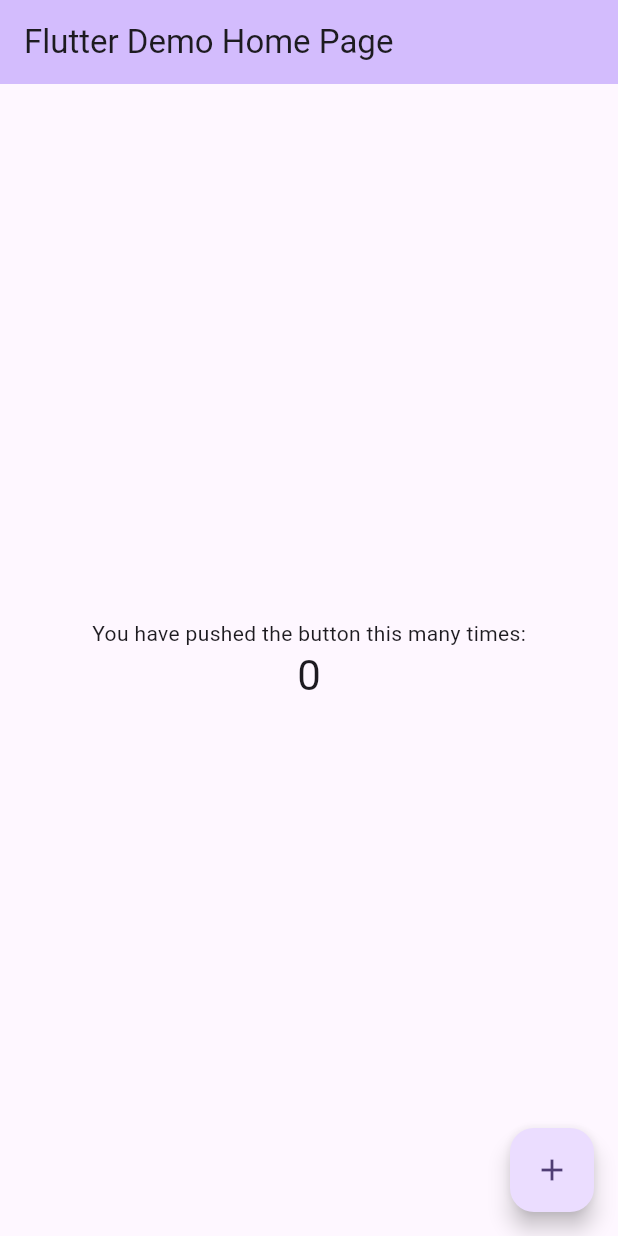
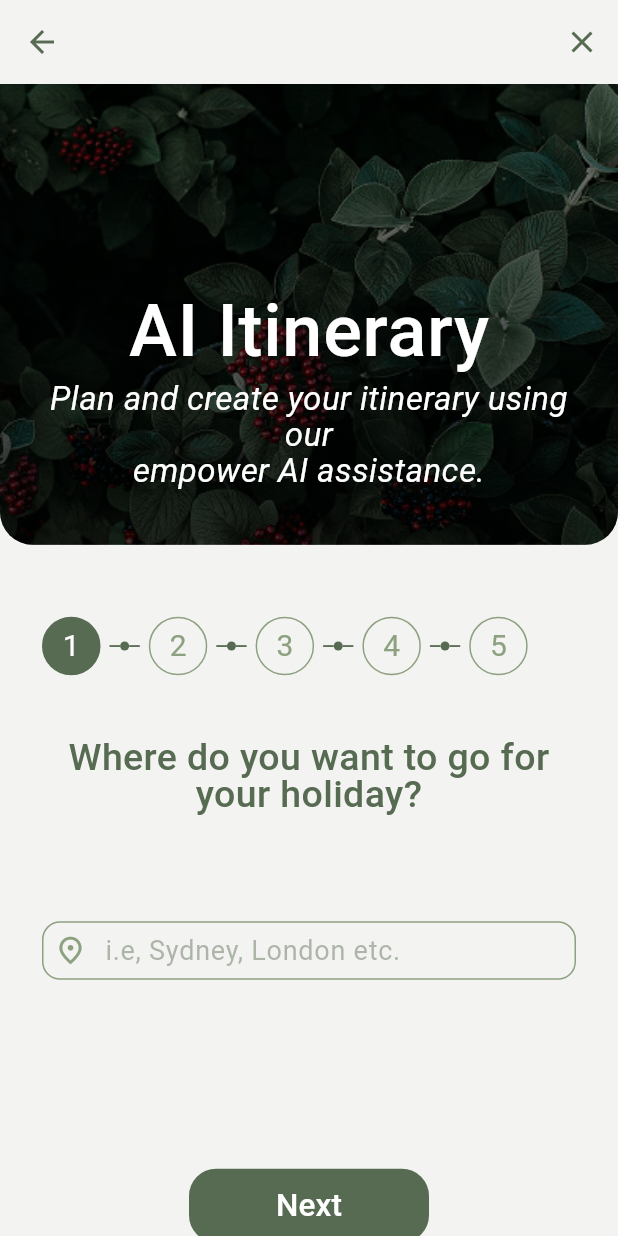
Before and after one commit to sujesh24/SmartTrip-AI, a Flutter app: the screen it shows after launch, on a phone screen of 412 x 824 dp. Run offline on Flutter 3.47's test engine with Material 3 defaults, Android fonts, the phone set to English and light mode, and no system bars.

Commit message:
screen 1 added

```diff
--- /dev/null
+++ b/lib/core/common/app_assets.dart
@@ -0,0 +1,5 @@
+class AppAssets {
+  const AppAssets._();
+
+  static const String itineraryHeader = 'asset/images/HeaderCard.png';
+}
--- /dev/null
+++ b/lib/core/common/app_colors.dart
@@ -0,0 +1,9 @@
+import 'package:flutter/material.dart';
+
+class AppColors {
+  const AppColors._();
+
+  static const Color primaryGreen = Color(0xFF576A52);
+  static const Color lightBackground = Color(0xFFF3F3F1);
+  static const Color borderGreen = Color(0xFF8DA180);
+}
--- /dev/null
+++ b/lib/core/common/app_strings.dart
@@ -0,0 +1,7 @@
+class AppStrings {
+  const AppStrings._();
+
+  static const String itineraryTitle = 'AI Itinerary';
+  static const String itinerarySubtitle =
+      'Plan and create your itinerary using our\nempower AI assistance.';
+}
--- a/lib/main.dart
+++ b/lib/main.dart
@@ -1,4 +1,5 @@
 import 'package:flutter/material.dart';
+import 'package:smarttrip_ai/presentation/screen/itinerary_one.dart';
 
 void main() {
   runApp(const MyApp());
@@ -7,116 +8,8 @@ void main() {
 class MyApp extends StatelessWidget {
   const MyApp({super.key});
 
-  // This widget is the root of your application.
   @override
   Widget build(BuildContext context) {
-    return MaterialApp(
-      title: 'Flutter Demo',
-      theme: ThemeData(
-        // This is the theme of your application.
-        //
-        // TRY THIS: Try running your application with "flutter run". You'll see
-        // the application has a purple toolbar. Then, without quitting the app,
-        // try changing the seedColor in the colorScheme below to Colors.green
-        // and then invoke "hot reload" (save your changes or press the "hot
-        // reload" button in a Flutter-supported IDE, or press "r" if you used
-        // the command line to start the app).
-        //
-        // Notice that the counter didn't reset back to zero; the application
-        // state is not lost during the reload. To reset the state, use hot
-        // restart instead.
-        //
-        // This works for code too, not just values: Most code changes can be
-        // tested with just a hot reload.
-        colorScheme: ColorScheme.fromSeed(seedColor: Colors.deepPurple),
-      ),
-      home: const MyHomePage(title: 'Flutter Demo Home Page'),
-    );
+    return MaterialApp(title: 'SmartTrip AI', home: const ItineraryOne());
   }
 }
-
-class MyHomePage extends StatefulWidget {
-  const MyHomePage({super.key, required this.title});
-
-  // This widget is the home page of your application. It is stateful, meaning
-  // that it has a State object (defined below) that contains fields that affect
-  // how it looks.
-
-  // This class is the configuration for the state. It holds the values (in this
-  // case the title) provided by the parent (in this case the App widget) and
-  // used by the build method of the State. Fields in a Widget subclass are
-  // always marked "final".
-
-  final String title;
-
-  @override
-  State<MyHomePage> createState() => _MyHomePageState();
-}
-
-class _MyHomePageState extends State<MyHomePage> {
-  int _counter = 0;
-
-  void _incrementCounter() {
-    setState(() {
-      // This call to setState tells the Flutter framework that something has
-      // changed in this State, which causes it to rerun the build method below
-      // so that the display can reflect the updated values. If we changed
-      // _counter without calling setState(), then the build method would not be
-      // called again, and so nothing would appear to happen.
-      _counter++;
-    });
-  }
-
-  @override
-  Widget build(BuildContext context) {
-    // This method is rerun every time setState is called, for instance as done
-    // by the _incrementCounter method above.
-    //
-    // The Flutter framework has been optimized to make rerunning build methods
-    // fast, so that you can just rebuild anything that needs updating rather
-    // than having to individually change instances of widgets.
-    return Scaffold(
-      appBar: AppBar(
-        // TRY THIS: Try changing the color here to a specific color (to
-        // Colors.amber, perhaps?) and trigger a hot reload to see the AppBar
-        // change color while the other colors stay the same.
-        backgroundColor: Theme.of(context).colorScheme.inversePrimary,
-        // Here we take the value from the MyHomePage object that was created by
-        // the App.build method, and use it to set our appbar title.
-        title: Text(widget.title),
-      ),
-      body: Center(
-        // Center is a layout widget. It takes a single child and positions it
-        // in the middle of the parent.
-        child: Column(
-          // Column is also a layout widget. It takes a list of children and
-          // arranges them vertically. By default, it sizes itself to fit its
-          // children horizontally, and tries to be as tall as its parent.
-          //
-          // Column has various properties to control how it sizes itself and
-          // how it positions its children. Here we use mainAxisAlignment to
-          // center the children vertically; the main axis here is the vertical
-          // axis because Columns are vertical (the cross axis would be
-          // horizontal).
-          //
-          // TRY THIS: Invoke "debug painting" (choose the "Toggle Debug Paint"
-          // action in the IDE, or press "p" in the console), to see the
-          // wireframe for each widget.
-          mainAxisAlignment: MainAxisAlignment.center,
-          children: <Widget>[
-            const Text('You have pushed the button this many times:'),
-            Text(
-              '$_counter',
-              style: Theme.of(context).textTheme.headlineMedium,
-            ),
-          ],
-        ),
-      ),
-      floatingActionButton: FloatingActionButton(
-        onPressed: _incrementCounter,
-        tooltip: 'Increment',
-        child: const Icon(Icons.add),
-      ), // This trailing comma makes auto-formatting nicer for build methods.
-    );
-  }
-}
--- /dev/null
+++ b/lib/presentation/screen/itinerary_one.dart
@@ -0,0 +1,189 @@
+import 'package:flutter/material.dart';
+import 'package:smarttrip_ai/core/common/app_colors.dart';
+import 'package:smarttrip_ai/presentation/widget/itinerary_header.dart';
+import 'package:smarttrip_ai/presentation/widget/itinerary_step_indicator.dart';
+
+class ItineraryOne extends StatefulWidget {
+  const ItineraryOne({super.key});
+
+  @override
+  State<ItineraryOne> createState() => _ItineraryOneState();
+}
+
+class _ItineraryOneState extends State<ItineraryOne> {
+  final TextEditingController _destinationController = TextEditingController();
+
+  @override
+  void dispose() {
+    _destinationController.dispose();
+    super.dispose();
+  }
+
+  @override
+  Widget build(BuildContext context) {
+    return Scaffold(
+      backgroundColor: AppColors.lightBackground,
+      appBar: AppBar(
+        backgroundColor: AppColors.lightBackground,
+        elevation: 0,
+        automaticallyImplyLeading: false,
+        leading: IconButton(
+          onPressed: () {
+            if (Navigator.canPop(context)) {
+              Navigator.pop(context);
+            }
+          },
+          icon: const Icon(Icons.arrow_back, color: AppColors.primaryGreen),
+        ),
+        actions: <Widget>[
+          IconButton(
+            onPressed: () {},
+            icon: const Icon(Icons.close, color: AppColors.primaryGreen),
+          ),
+        ],
+      ),
+      body: Column(
+        children: <Widget>[
+          Expanded(flex: 40, child: const ItineraryHeader()),
+          Expanded(
+            flex: 60,
+            child: Padding(
+              padding: const EdgeInsets.symmetric(horizontal: 28),
+              child: SingleChildScrollView(
+                keyboardDismissBehavior:
+                    ScrollViewKeyboardDismissBehavior.onDrag,
+                padding: EdgeInsets.only(
+                  bottom: MediaQuery.of(context).viewInsets.bottom + 16,
+                ),
+                child: _ItineraryBody(
+                  destinationController: _destinationController,
+                ),
+              ),
+            ),
+          ),
+        ],
+      ),
+    );
+  }
+}
+
+class _ItineraryBody extends StatelessWidget {
+  const _ItineraryBody({required this.destinationController});
+
+  final TextEditingController destinationController;
+
+  @override
+  Widget build(BuildContext context) {
+    return Column(
+      children: <Widget>[
+        const SizedBox(height: 48),
+        const ItineraryStepIndicator(activeStep: 1),
+        const SizedBox(height: 42),
+        const _HolidayQuestion(),
+        const SizedBox(height: 72),
+        _DestinationInputField(controller: destinationController),
+        const SizedBox(height: 120),
+        const _NextButton(),
+        const SizedBox(height: 34),
+      ],
+    );
+  }
+}
+
+class _HolidayQuestion extends StatelessWidget {
+  const _HolidayQuestion();
+
+  @override
+  Widget build(BuildContext context) {
+    return const Text(
+      'Where do you want to go for\nyour holiday?',
+      textAlign: TextAlign.center,
+      style: TextStyle(
+        color: AppColors.primaryGreen,
+        fontSize: 25,
+        fontWeight: FontWeight.w500,
+        height: 1,
+      ),
+    );
+  }
+}
+
+class _DestinationInputField extends StatelessWidget {
+  const _DestinationInputField({required this.controller});
+
+  final TextEditingController controller;
+
+  @override
+  Widget build(BuildContext context) {
+    return SizedBox(
+      height: 45,
+      child: TextField(
+        controller: controller,
+        textAlignVertical: TextAlignVertical.center,
+        style: const TextStyle(color: AppColors.primaryGreen, fontSize: 18),
+        decoration: InputDecoration(
+          isDense: true,
+          hintText: 'i.e, Sydney, London etc.',
+          hintStyle: TextStyle(
+            color: AppColors.primaryGreen.withValues(alpha: 0.45),
+            fontSize: 18,
+          ),
+          prefixIcon: const Icon(
+            Icons.place_outlined,
+            color: AppColors.borderGreen,
+            size: 22,
+          ),
+          prefixIconConstraints: const BoxConstraints(
+            minWidth: 38,
+            minHeight: 39,
+          ),
+          contentPadding: const EdgeInsets.symmetric(
+            horizontal: 12,
+            vertical: 0,
+          ),
+          enabledBorder: OutlineInputBorder(
+            borderRadius: BorderRadius.circular(12),
+            borderSide: const BorderSide(color: AppColors.borderGreen),
+          ),
+          focusedBorder: OutlineInputBorder(
+            borderRadius: BorderRadius.circular(12),
+            borderSide: const BorderSide(
+              color: AppColors.primaryGreen,
+              width: 1.4,
+            ),
+          ),
+        ),
+      ),
+    );
+  }
+}
+
+class _NextButton extends StatelessWidget {
+  const _NextButton();
+
+  @override
+  Widget build(BuildContext context) {
+    return SizedBox(
+      width: 160,
+      height: 49,
+      child: ElevatedButton(
+        onPressed: () {},
+        style: ElevatedButton.styleFrom(
+          backgroundColor: AppColors.primaryGreen,
+          elevation: 0,
+          shape: RoundedRectangleBorder(
+            borderRadius: BorderRadius.circular(18),
+          ),
+        ),
+        child: const Text(
+          'Next',
+          style: TextStyle(
+            color: Colors.white,
+            fontSize: 21,
+            fontWeight: FontWeight.w500,
+          ),
+        ),
+      ),
+    );
+  }
+}
--- /dev/null
+++ b/lib/presentation/widget/itinerary_header.dart
@@ -0,0 +1,68 @@
+import 'package:flutter/material.dart';
+import 'package:smarttrip_ai/core/common/app_assets.dart';
+import 'package:smarttrip_ai/core/common/app_strings.dart';
+
+class ItineraryHeader extends StatelessWidget {
+  const ItineraryHeader({super.key});
+
+  @override
+  Widget build(BuildContext context) {
+    return Stack(
+      fit: StackFit.expand,
+      children: <Widget>[
+        ClipRRect(
+          borderRadius: const BorderRadius.only(
+            bottomLeft: Radius.circular(22),
+            bottomRight: Radius.circular(22),
+          ),
+          child: Image.asset(AppAssets.itineraryHeader, fit: BoxFit.cover),
+        ),
+        Container(
+          decoration: const BoxDecoration(
+            borderRadius: BorderRadius.only(
+              bottomLeft: Radius.circular(22),
+              bottomRight: Radius.circular(22),
+            ),
+            gradient: LinearGradient(
+              begin: Alignment.topCenter,
+              end: Alignment.bottomCenter,
+              colors: <Color>[Color(0x45000000), Color(0x99000000)],
+            ),
+          ),
+        ),
+        const Align(
+          alignment: Alignment.bottomCenter,
+          child: Padding(
+            padding: EdgeInsets.only(left: 18, right: 18, bottom: 38),
+            child: Column(
+              mainAxisSize: MainAxisSize.min,
+              children: <Widget>[
+                Text(
+                  AppStrings.itineraryTitle,
+                  style: TextStyle(
+                    color: Colors.white,
+                    fontSize: 48,
+                    fontWeight: FontWeight.w500,
+                    letterSpacing: 0.5,
+                    height: 1,
+                  ),
+                ),
+                SizedBox(height: 8),
+                Text(
+                  AppStrings.itinerarySubtitle,
+                  textAlign: TextAlign.center,
+                  style: TextStyle(
+                    color: Colors.white,
+                    fontStyle: FontStyle.italic,
+                    fontSize: 22,
+                    height: 1.1,
+                  ),
+                ),
+              ],
+            ),
+          ),
+        ),
+      ],
+    );
+  }
+}
--- /dev/null
+++ b/lib/presentation/widget/itinerary_step_indicator.dart
@@ -0,0 +1,84 @@
+import 'package:flutter/material.dart';
+import 'package:smarttrip_ai/core/common/app_colors.dart';
+
+class ItineraryStepIndicator extends StatelessWidget {
+  const ItineraryStepIndicator({
+    super.key,
+    required this.activeStep,
+    this.totalSteps = 5,
+  });
+
+  final int activeStep;
+  final int totalSteps;
+
+  @override
+  Widget build(BuildContext context) {
+    return Row(
+      children: List<Widget>.generate(totalSteps, (int index) {
+        final int step = index + 1;
+        final bool isActive = step == activeStep;
+
+        return Expanded(
+          child: Row(
+            children: <Widget>[
+              Container(
+                width: 39,
+                height: 39,
+                decoration: BoxDecoration(
+                  shape: BoxShape.circle,
+                  color: isActive ? AppColors.primaryGreen : Colors.transparent,
+                  border: Border.all(
+                    color: isActive
+                        ? AppColors.primaryGreen
+                        : AppColors.borderGreen,
+                  ),
+                ),
+                child: Center(
+                  child: Text(
+                    '$step',
+                    style: TextStyle(
+                      color: isActive ? Colors.white : AppColors.borderGreen,
+                      fontSize: 20,
+                    ),
+                  ),
+                ),
+              ),
+              if (step != totalSteps)
+                Expanded(
+                  child: Padding(
+                    padding: const EdgeInsets.symmetric(horizontal: 6),
+                    child: Row(
+                      children: <Widget>[
+                        const Expanded(
+                          child: Divider(
+                            color: AppColors.primaryGreen,
+                            thickness: 1.2,
+                            height: 1.2,
+                          ),
+                        ),
+                        Container(
+                          width: 6,
+                          height: 6,
+                          decoration: const BoxDecoration(
+                            shape: BoxShape.circle,
+                            color: AppColors.primaryGreen,
+                          ),
+                        ),
+                        const Expanded(
+                          child: Divider(
+                            color: AppColors.primaryGreen,
+                            thickness: 1.2,
+                            height: 1.2,
+                          ),
+                        ),
+                      ],
+                    ),
+                  ),
+                ),
+            ],
+          ),
+        );
+      }),
+    );
+  }
+}
```
Also changed, not shown: pubspec.yaml (+3 -5 lines), asset/images/HeaderCard.png (added).
